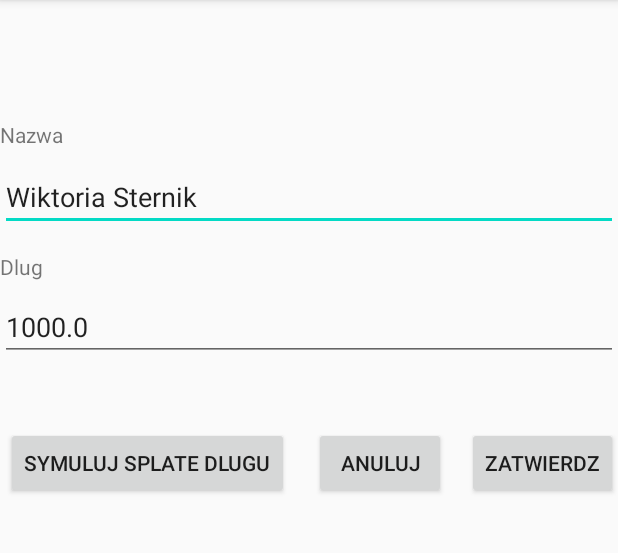
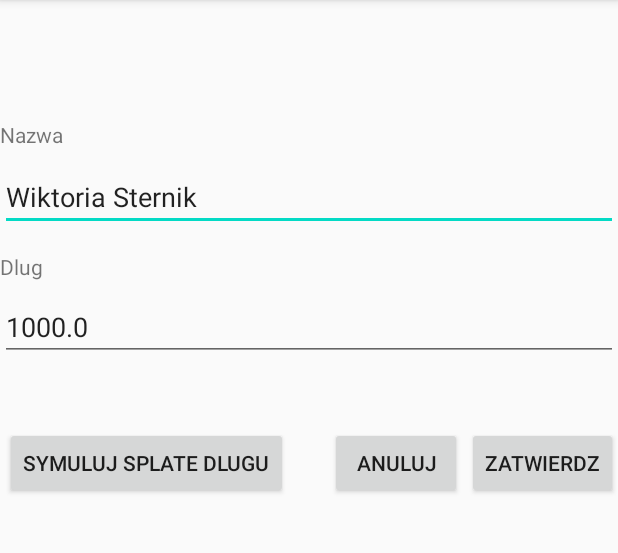
Before and after one commit to s15525/-Debtor-app, an Android app: the screen it shows after launch (EditDebtor), after a tap on an icon or button, on a phone screen of 412 x 824 dp, the part 84-637 px from its top. Run offline under Robolectric (Android 15) with nearby library versions, the phone set to English and light mode, and no system bars.

Commit message:
add to list feature Add new record to list ArrayDebetor from EditDebetor activity

```diff
--- a/app/src/main/java/com/example/prm1/MainActivity.java
+++ b/app/src/main/java/com/example/prm1/MainActivity.java
@@ -1,5 +1,6 @@
 package com.example.prm1;
 
+import androidx.annotation.Nullable;
 import androidx.appcompat.app.AlertDialog;
 import androidx.appcompat.app.AppCompatActivity;
 
@@ -15,11 +16,14 @@ import android.widget.TextView;
 import android.widget.Toast;
 
 import java.util.ArrayList;
+import java.util.Objects;
 
 import static android.icu.lang.UCharacter.GraphemeClusterBreak.V;
 
 public class MainActivity extends AppCompatActivity {
-
+    private final int EditActivityID = 1;
+    private final int AddActivityID = 2;
+    private ArrayAdapter arrayAdapter;
     public ArrayList<Debtor> debtorSet = new ArrayList<Debtor>() {
         {
             add(new Debtor("Wiktoria Sternik", 1000));
@@ -33,7 +37,7 @@ public class MainActivity extends AppCompatActivity {
         super.onCreate(savedInstanceState);
         setContentView(R.layout.activity_main);
         //Wyswietlenie listy z jej objektami
-        ArrayAdapter arrayAdapter = new ArrayAdapter(this, android.R.layout.simple_list_item_1, android.R.id.text1, debtorSet);
+        arrayAdapter = new ArrayAdapter(this, android.R.layout.simple_list_item_1, android.R.id.text1, debtorSet);
         ListView listView = (ListView) findViewById(R.id.listview);
         listView.setAdapter(arrayAdapter);
         //Edit listener
@@ -51,7 +55,6 @@ public class MainActivity extends AppCompatActivity {
                 AlertDialog.Builder adb = new AlertDialog.Builder(MainActivity.this);
                 adb.setTitle("Usun");
                 adb.setMessage("Jestes pewien ze chcesz usunac tego dluznika?");
-                final int positionToRemove = position;
                 adb.setNegativeButton("Cancel", null);
                 adb.setPositiveButton("Ok", new AlertDialog.OnClickListener() {
                     public void onClick(DialogInterface dialog, int which) {
@@ -81,12 +84,12 @@ public class MainActivity extends AppCompatActivity {
         intent.putExtra("id", id);
         intent.putExtra("name", name);
         intent.putExtra("debt", debt);
-        startActivityForResult(intent, 1);
+        startActivityForResult(intent, EditActivityID);
     }
 
     private void openAddDebtor() {
         Intent intent = new Intent(this, EditDebtor.class);
-        startActivity(intent);
+        startActivityForResult(intent,AddActivityID);
     }
 
     private void refreshSum() {
@@ -96,4 +99,18 @@ public class MainActivity extends AppCompatActivity {
         TextView textView = (TextView) findViewById(R.id.textView2);
         textView.setText(Double.toString(sum));
     }
+
+    @Override
+    protected void onActivityResult(int requestCode, int resultCode, @Nullable Intent data) {
+        super.onActivityResult(requestCode, resultCode, data);
+        if (requestCode==AddActivityID){
+            Debtor newDebetor = new Debtor(data.getStringExtra("nameOut"), data.getDoubleExtra("debtOut",0));
+            arrayAdapter.add(newDebetor);
+            arrayAdapter.notifyDataSetChanged();
+            refreshSum();
+        }
+        if (requestCode==EditActivityID){
+
+        }
+    }
 }
--- a/app/src/main/res/layout/activity_edit_debtor.xml
+++ b/app/src/main/res/layout/activity_edit_debtor.xml
@@ -49,7 +49,7 @@
         tools:layout_editor_absoluteX="0dp" />
 
     <Button
-        android:id="@+id/button2"
+        android:id="@+id/zatwierdz"
         android:layout_width="wrap_content"
         android:layout_height="wrap_content"
         android:layout_marginTop="44dp"
@@ -58,14 +58,15 @@
         app:layout_constraintTop_toBottomOf="@+id/textInputEditText2" />
 
     <Button
-        android:id="@+id/button3"
+        android:id="@+id/anuluj"
         android:layout_width="wrap_content"
         android:layout_height="wrap_content"
-        android:layout_marginStart="68dp"
+        android:layout_marginStart="220dp"
         android:layout_marginTop="44dp"
+        android:layout_marginEnd="2dp"
         android:text="Anuluj"
-        app:layout_constraintEnd_toStartOf="@+id/button2"
-        app:layout_constraintHorizontal_bias="0.909"
+        app:layout_constraintEnd_toStartOf="@+id/zatwierdz"
+        app:layout_constraintHorizontal_bias="0.0"
         app:layout_constraintStart_toStartOf="parent"
         app:layout_constraintTop_toBottomOf="@+id/textInputEditText2" />
 
```
Also changed, not shown: app/src/main/java/com/example/prm1/EditDebtor.java (+18 -1 lines).
